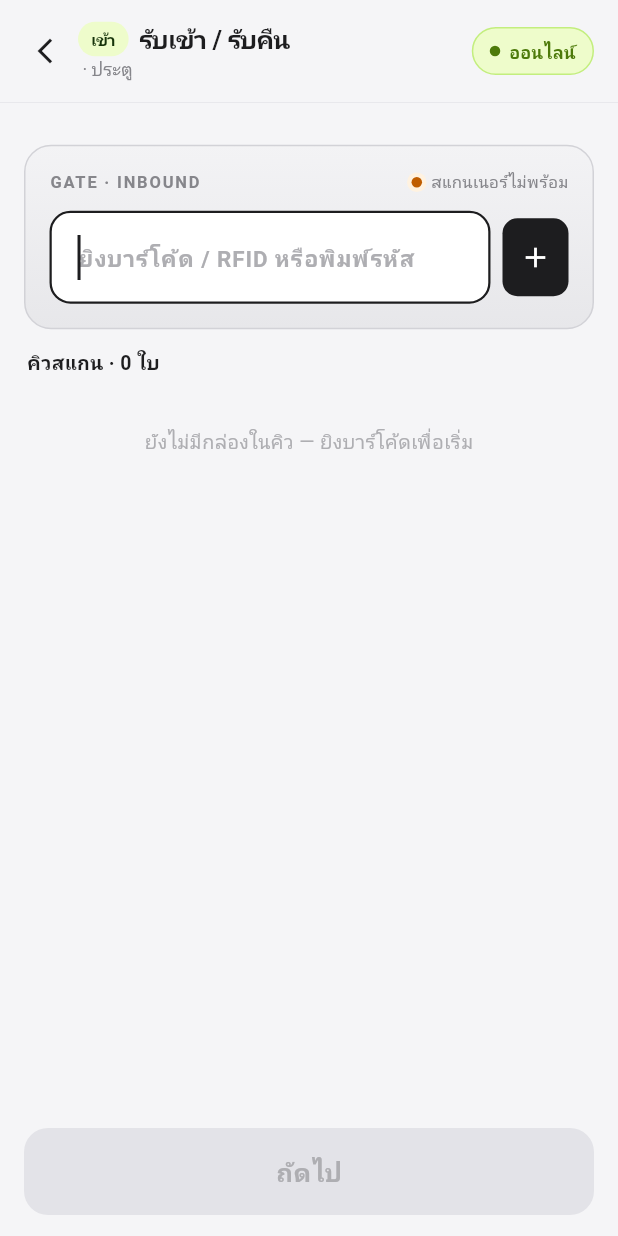
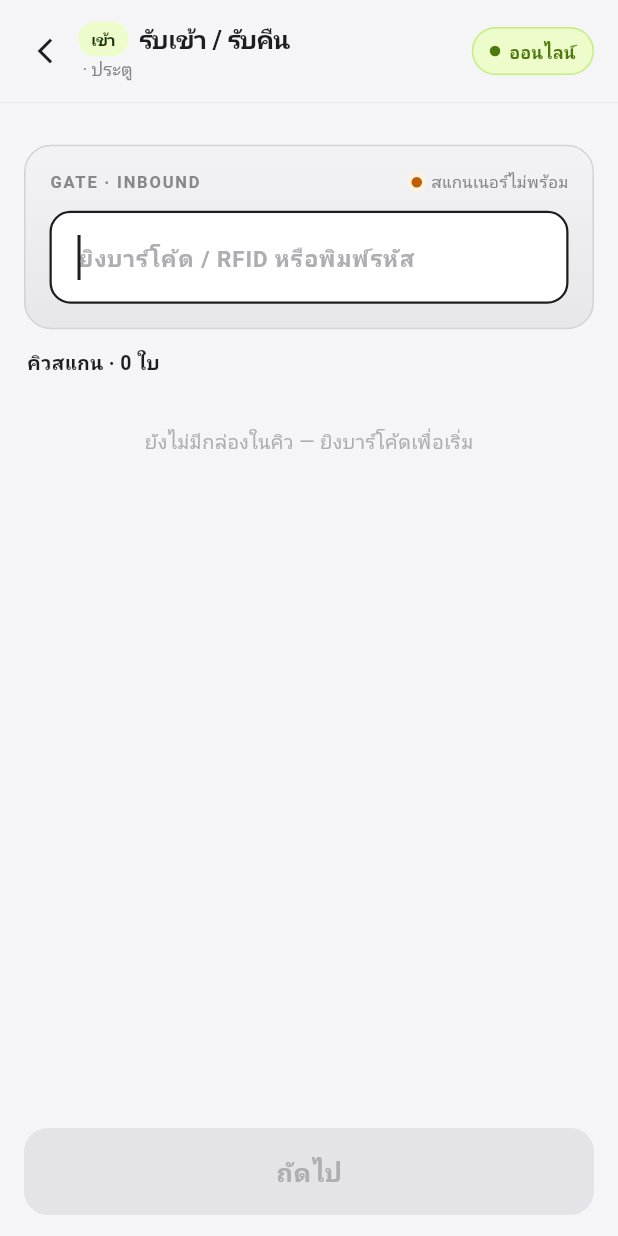
Before and after one commit to st651102064101-design/box-tracking-demo-, a Flutter app: the ScanScreen widget shown alone on an empty page, opened directly, on a phone screen of 412 x 824 dp. Run offline on Flutter 3.47's test engine with Material 3 defaults, Android fonts, the phone set to English and light mode, and no system bars; our stand-ins replace shared_preferences; accounts and stored records are empty; network calls fail.

Commit message:
Gate Out: same scan-then-details flow as Gate In, drop the "+" scan button
Extended the previous Gate In change to Gate Out too: customer/plate/
driver/vehicle-type form stays hidden behind "ถัดไป" on both directions
now — one shared _detailsStep instead of the in-only flag, since the
UX is identical either way. "ถัดไป" only needs the queue non-empty;
the actual commit tap ("ยืนยันรับเข้าคลัง"/"ยืนยันส่งออก") is what
validates the form.

Also removed the "+" button next to the scan field on both screens —
Enter (a scanner's trailing keystroke, or the on-screen keyboard's
Go/Done) already submits. Since this terminal doesn't reliably send
that trailing Enter (same finding as the RFID register screen fix),
added the same 180ms debounce auto-submit here so dropping the button
doesn't strand manual/no-suffix scans.

Built and installed on the connected MC3390R for verification;
flutter analyze clean (no new issues).

Co-Authored-By: Claude Opus 5 <noreply@anthropic.com>

```diff
--- a/pda_flutter/lib/screens/scan_screen.dart
+++ b/pda_flutter/lib/screens/scan_screen.dart
@@ -1,3 +1,5 @@
+import 'dart:async';
+
 import 'package:flutter/material.dart';
 import 'package:flutter/services.dart';
 import 'package:provider/provider.dart';
@@ -25,14 +27,33 @@ class _ScanScreenState extends State<ScanScreen> {
   final _inVtypeOtherCtrl = TextEditingController();
   final _scanFocus = FocusNode();
 
-  /// Gate In only: scan-then-details, so the operator isn't looking at three
-  /// vehicle fields before they've even started scanning boxes. "ถัดไป"
-  /// reveals the form; the actual commit only happens from there. Gate Out
-  /// keeps its form up front (it already gates on picking a customer first).
-  bool _inDetailsStep = false;
+  /// Scan-then-details, same shape on both directions: the operator isn't
+  /// looking at customer/vehicle fields before they've even started scanning
+  /// boxes. "ถัดไป" reveals the form; the actual commit only happens from
+  /// there. Reset is implicit — setMode() always routes through a fresh
+  /// ScanScreen instance (see root_screen.dart's ValueKey), so this never
+  /// needs to be cleared by hand between Gate In and Gate Out.
+  bool _detailsStep = false;
+
+  /// Debounce auto-submit for the scan field, same reasoning as
+  /// RfidRegisterScreen's barcode field: this terminal doesn't reliably send
+  /// a trailing Enter after a scan, so waiting for the field to go quiet is
+  /// the fallback that makes dropping the "+" button here safe. onSubmitted
+  /// (Enter) still fires immediately when a suffix key *is* configured.
+  Timer? _autoSubmitTimer;
+  static const _autoSubmitDelay = Duration(milliseconds: 180);
+  static const _autoSubmitMinLen = 4;
+
+  @override
+  void initState() {
+    super.initState();
+    _scanCtrl.addListener(_onScanChanged);
+  }
 
   @override
   void dispose() {
+    _autoSubmitTimer?.cancel();
+    _scanCtrl.removeListener(_onScanChanged);
     _scanCtrl.dispose();
     _plateCtrl.dispose();
     _driverCtrl.dispose();
@@ -44,7 +65,18 @@ class _ScanScreenState extends State<ScanScreen> {
     super.dispose();
   }
 
+  void _onScanChanged() {
+    _autoSubmitTimer?.cancel();
+    final text = _scanCtrl.text.trim();
+    if (text.length < _autoSubmitMinLen) return;
+    _autoSubmitTimer = Timer(_autoSubmitDelay, () {
+      if (!mounted || _scanCtrl.text.trim() != text) return;
+      _submit(context.read<AppController>());
+    });
+  }
+
   void _submit(AppController c) {
+    _autoSubmitTimer?.cancel();
     final v = _scanCtrl.text.trim();
     if (v.isEmpty) return;
     c.addScan(v);
@@ -52,24 +84,19 @@ class _ScanScreenState extends State<ScanScreen> {
     _scanFocus.requestFocus();
   }
 
-  /// What the bottom button does depends on mode and step: Gate Out commits
-  /// directly (form's already on screen); Gate In's first tap just reveals
-  /// the vehicle form, and only the second tap — now labelled "ยืนยันรับเข้าคลัง"
-  /// — actually commits. A failed commit leaves the queue non-empty, which is
-  /// the signal to stay on the details step for a retry rather than snapping
+  /// First tap just reveals the customer/vehicle form (label becomes
+  /// "ยืนยันรับเข้าคลัง"/"ยืนยันส่งออก" at that point); the second tap actually
+  /// commits. A failed commit leaves the queue non-empty, which is the
+  /// signal to stay on the details step for a retry rather than snapping
   /// back to an empty scan screen.
   Future<void> _onPrimary(AppController c) async {
-    if (c.mode == 'out') {
-      c.doCommit();
-      return;
-    }
-    if (!_inDetailsStep) {
-      setState(() => _inDetailsStep = true);
+    if (!_detailsStep) {
+      setState(() => _detailsStep = true);
       return;
     }
     await c.doCommit();
     if (!mounted) return;
-    if (c.queue.isEmpty) setState(() => _inDetailsStep = false);
+    if (c.queue.isEmpty) setState(() => _detailsStep = false);
   }
 
   @override
@@ -82,8 +109,10 @@ class _ScanScreenState extends State<ScanScreen> {
     final vtypeOk = isOut
         ? (c.outVehicleType != 'อื่นๆ' || c.outVehicleTypeOther.trim().isNotEmpty)
         : (c.inVehicleType != 'อื่นๆ' || c.inVehicleTypeOther.trim().isNotEmpty);
-    final canCommit =
-        c.queue.isNotEmpty && (!isOut || c.outCustomer.isNotEmpty) && plateOk && vtypeOk;
+    // The form itself is hidden until the details step, so its fields can't
+    // block "ถัดไป" — only the actual commit tap needs them valid.
+    final formValid = (!isOut || c.outCustomer.isNotEmpty) && plateOk && vtypeOk;
+    final canCommit = c.queue.isNotEmpty && (!_detailsStep || formValid);
 
     return Column(
       children: [
@@ -104,11 +133,9 @@ class _ScanScreenState extends State<ScanScreen> {
           child: ListView(
             padding: EdgeInsets.fromLTRB(16, 15, 16, bottom + 120),
             children: [
-              if (isOut)
-                _outForm(c)
-              else if (_inDetailsStep) ...[
+              if (_detailsStep) ...[
                 GestureDetector(
-                  onTap: () => setState(() => _inDetailsStep = false),
+                  onTap: () => setState(() => _detailsStep = false),
                   child: Padding(
                     padding: const EdgeInsets.only(bottom: 9),
                     child: Row(
@@ -121,7 +148,7 @@ class _ScanScreenState extends State<ScanScreen> {
                     ),
                   ),
                 ),
-                _inForm(c),
+                isOut ? _outForm(c) : _inForm(c),
               ],
               const SizedBox(height: 13),
               _scannerPanel(c),
@@ -143,7 +170,7 @@ class _ScanScreenState extends State<ScanScreen> {
             ),
           ),
           child: PrimaryButton(
-            label: isOut ? 'ยืนยันส่งออก' : (_inDetailsStep ? 'ยืนยันรับเข้าคลัง' : 'ถัดไป'),
+            label: !_detailsStep ? 'ถัดไป' : (isOut ? 'ยืนยันส่งออก' : 'ยืนยันรับเข้าคลัง'),
             trailing: c.queue.isEmpty
                 ? null
                 : Container(
@@ -328,11 +355,9 @@ class _ScanScreenState extends State<ScanScreen> {
             ],
           ),
           const SizedBox(height: 11),
-          // scan input
-          Row(
-            children: [
-              Expanded(
-                child: TextField(
+          // scan input — Enter (a scanner's trailing keystroke, or the
+          // keyboard's "Go"/"Done" action) submits; no separate tap needed.
+          TextField(
             controller: _scanCtrl,
             focusNode: _scanFocus,
             autofocus: true,
@@ -362,23 +387,6 @@ class _ScanScreenState extends State<ScanScreen> {
                 borderSide: BorderSide(color: C.ink, width: 1.5),
               ),
             ),
-                ),
-              ),
-              const SizedBox(width: 8),
-              SizedBox(
-                width: 44,
-                height: 52,
-                child: FilledButton(
-                  onPressed: () => _submit(c),
-                  style: FilledButton.styleFrom(
-                    backgroundColor: C.ink,
-                    padding: EdgeInsets.zero,
-                    shape: RoundedRectangleBorder(borderRadius: BorderRadius.circular(10)),
-                  ),
-                  child: const Icon(Icons.add, size: 22),
-                ),
-              ),
-            ],
           ),
           if (c.lastResult != null) _resultChip(c.lastResult!),
         ],
```
Lines whose indentation alone changed are shown as unchanged.
